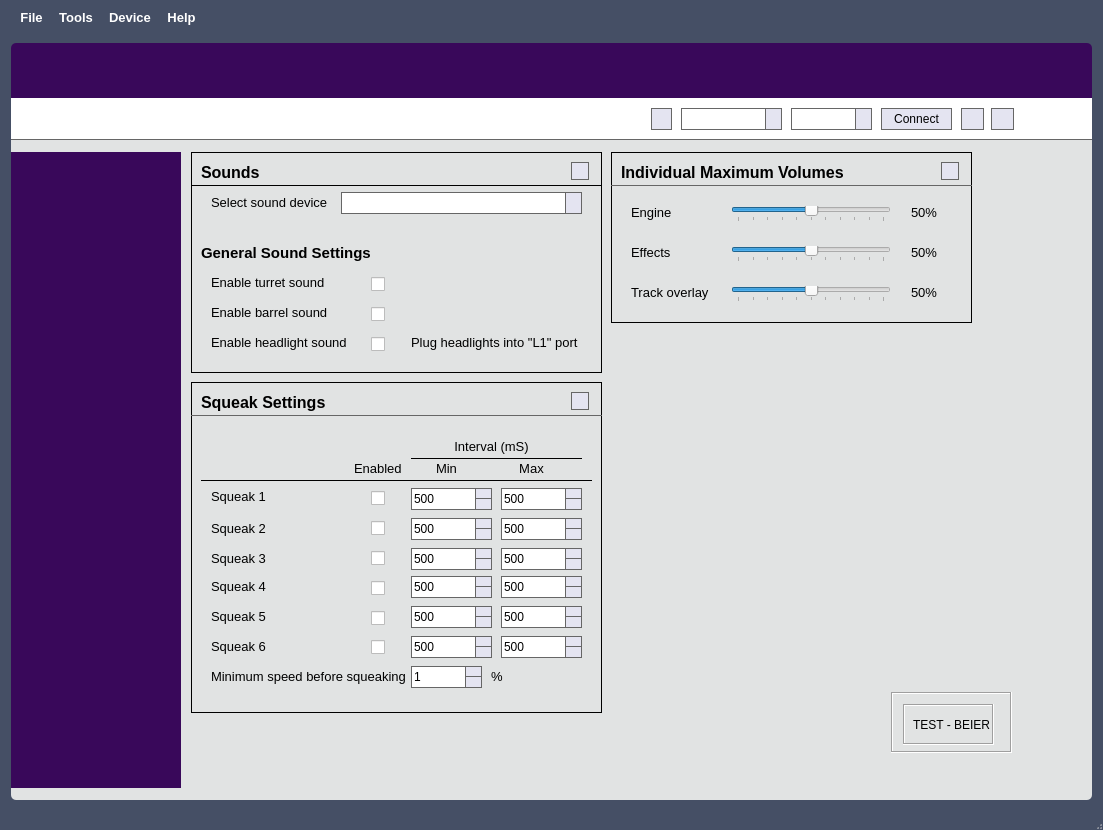
OpenPanzerProject/OP-Config, file mainwindow.ui: the form before one commit.
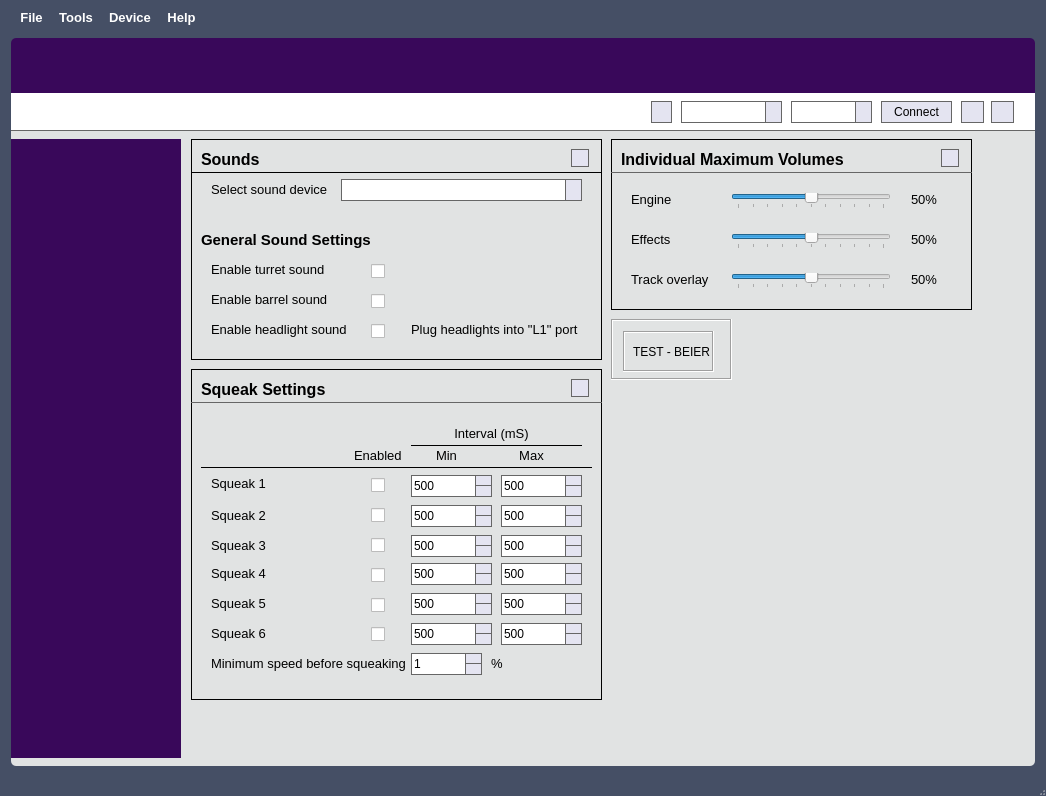
The form after the commit. The open tabs and pages were chosen to show the change. Icons and pictures are not drawn. Custom widgets are drawn as their Qt base class.

Commit message: Permit the user to hide the OP Config header in order to reduce the application's vertical height, and also tighten up some other vertical elements. Goal is to squeeze all functional elements into a screen with a vertical height limit of 768 pixels.

Diff of the .ui file:
```diff
--- a/mainwindow.ui
+++ b/mainwindow.ui
@@ -6,8 +6,8 @@
    <rect>
     <x>0</x>
     <y>0</y>
-    <width>1103</width>
-    <height>830</height>
+    <width>1046</width>
+    <height>796</height>
    </rect>
   </property>
   <property name="sizePolicy">
@@ -18,8 +18,8 @@
   </property>
   <property name="minimumSize">
    <size>
-    <width>1045</width>
-    <height>600</height>
+    <width>1046</width>
+    <height>796</height>
    </size>
   </property>
   <property name="baseSize">
@@ -91,6 +91,16 @@
 	border-top-left-radius: 5px;
 	border-top-right-radius: 5px;
 }
+QPushButton#cmdHideHeader{
+	image: url(:/images/minimize.png);
+	border: none;
+	background: #39085A;
+	padding: 1px;
+	min-height: 11px;
+}
+QPushButton#cmdHideHeader:hover {
+	image: url(:/images/minimize_hover.png);
+}
 
 
 /* ----------------------------------------------------------------------------------------------------------------------------*/
@@ -408,7 +418,7 @@
    <layout class="QVBoxLayout" name="verticalLayout_2">
     <item>
      <layout class="QGridLayout" name="gridLayout">
-      <property name="verticalSpacing">
+      <property name="spacing">
        <number>0</number>
       </property>
       <item row="0" column="0">
@@ -420,7 +430,7 @@
          <enum>QLayout::SetNoConstraint</enum>
         </property>
         <property name="topMargin">
-         <number>5</number>
+         <number>0</number>
         </property>
         <property name="bottomMargin">
          <number>0</number>
@@ -506,7 +516,7 @@
           <property name="minimumSize">
            <size>
             <width>0</width>
-            <height>42</height>
+            <height>38</height>
            </size>
           </property>
           <property name="styleSheet">
@@ -522,7 +532,7 @@
            <property name="geometry">
             <rect>
              <x>980</x>
-             <y>10</y>
+             <y>8</y>
              <width>23</width>
              <height>22</height>
             </rect>
@@ -570,7 +580,7 @@
            <property name="geometry">
             <rect>
              <x>950</x>
-             <y>10</y>
+             <y>8</y>
              <width>23</width>
              <height>22</height>
             </rect>
@@ -610,7 +620,7 @@
            <property name="geometry">
             <rect>
              <x>870</x>
-             <y>10</y>
+             <y>8</y>
              <width>71</width>
              <height>22</height>
             </rect>
@@ -641,7 +651,7 @@
            <property name="geometry">
             <rect>
              <x>640</x>
-             <y>10</y>
+             <y>8</y>
              <width>21</width>
              <height>22</height>
             </rect>
@@ -660,7 +670,7 @@
            <property name="geometry">
             <rect>
              <x>670</x>
-             <y>10</y>
+             <y>8</y>
              <width>101</width>
              <height>22</height>
             </rect>
@@ -679,7 +689,7 @@
            <property name="geometry">
             <rect>
              <x>10</x>
-             <y>11</y>
+             <y>9</y>
              <width>491</width>
              <height>21</height>
             </rect>
@@ -698,7 +708,7 @@
            <property name="geometry">
             <rect>
              <x>780</x>
-             <y>10</y>
+             <y>8</y>
              <width>81</width>
              <height>22</height>
             </rect>
@@ -10496,8 +10506,8 @@
                 </property>
                 <property name="geometry">
                  <rect>
-                  <x>710</x>
-                  <y>540</y>
+                  <x>430</x>
+                  <y>180</y>
                   <width>121</width>
                   <height>61</height>
                  </rect>
@@ -13242,7 +13252,7 @@
             <property name="minimumSize">
              <size>
               <width>0</width>
-              <height>12</height>
+              <height>8</height>
              </size>
             </property>
             <property name="styleSheet">
@@ -13263,7 +13273,7 @@
           <property name="minimumSize">
            <size>
             <width>0</width>
-            <height>12</height>
+            <height>8</height>
            </size>
           </property>
           <property name="styleSheet">
@@ -13288,10 +13298,16 @@
     <rect>
      <x>0</x>
      <y>0</y>
-     <width>1103</width>
+     <width>1046</width>
      <height>29</height>
     </rect>
    </property>
+   <property name="sizePolicy">
+    <sizepolicy hsizetype="MinimumExpanding" vsizetype="Minimum">
+     <horstretch>0</horstretch>
+     <verstretch>0</verstretch>
+    </sizepolicy>
+   </property>
    <property name="font">
     <font>
      <family>MS Shell Dlg 2</family>
```
Left out of the diff: 52 changed lines with no effect on the pictures. The commit also changes 6 other files.
